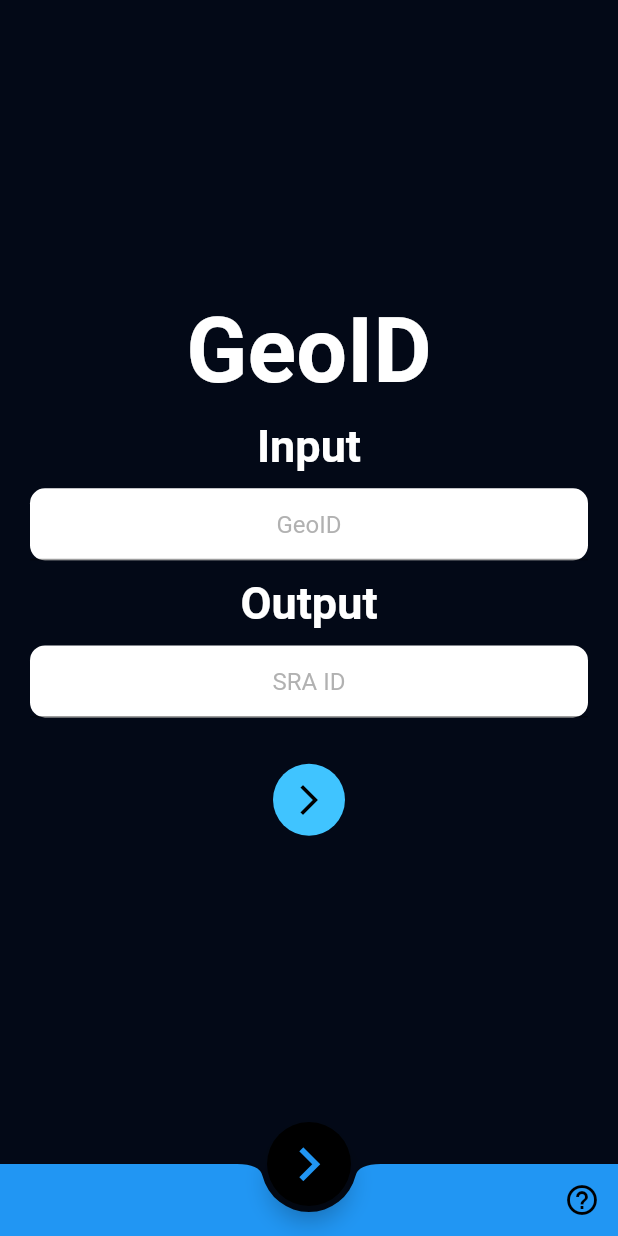
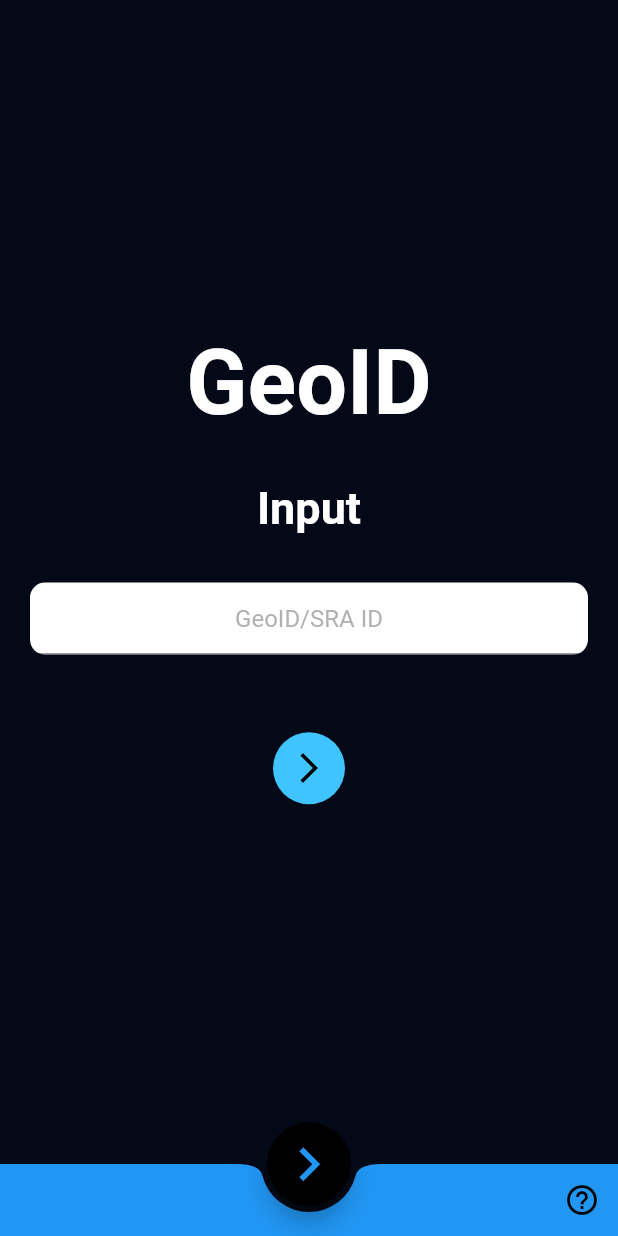
Before and after one commit to 0xAdityaSingh/TheApp, a Flutter app: the screen it shows after launch, on a phone screen of 412 x 824 dp. Run offline on Flutter 3.47's test engine with Material 2 defaults, Android fonts, the phone set to English and light mode, and no system bars; missing offline and left inert: ssh.

Commit message:
input changed

```diff
--- a/lib/src/pages/geo.dart
+++ b/lib/src/pages/geo.dart
@@ -72,44 +72,10 @@ class GeoState extends State<GeoPage> {
                               TextStyle(color: Colors.grey.withOpacity(.8)),
                           errorText:
                               _validateError ? 'GeoID is mandatory' : null,
-                          hintText: 'GeoID',
+                          hintText: 'GeoID/SRA ID',
                         ),
                       ),
                     ),
-                  ),
-                ],
-              ),
-              Text(
-                "Output",
-                style: TextStyle(
-                    color: Colors.white,
-                    fontSize: 30,
-                    fontWeight: FontWeight.bold),
-              ),
-              Row(
-                crossAxisAlignment: CrossAxisAlignment.center,
-                mainAxisAlignment: MainAxisAlignment.center,
-                children: <Widget>[
-                  Expanded(
-                    child: Container(
-                        decoration: BoxDecoration(
-                            borderRadius: BorderRadius.circular(10),
-                            color: Colors.white),
-                        child: TextField(
-                          controller: _sraController,
-                          textAlign: TextAlign.center,
-                          decoration: InputDecoration(
-                            // border: InputBorder.none,
-                            border: UnderlineInputBorder(
-                              borderSide: BorderSide(width: 3),
-                            ),
-                            hintStyle:
-                                TextStyle(color: Colors.grey.withOpacity(.8)),
-                            errorText:
-                                _validateError ? 'SRA ID is mandatory' : null,
-                            hintText: 'SRA ID',
-                          ),
-                        )),
                   ),
                 ],
               ),
```
